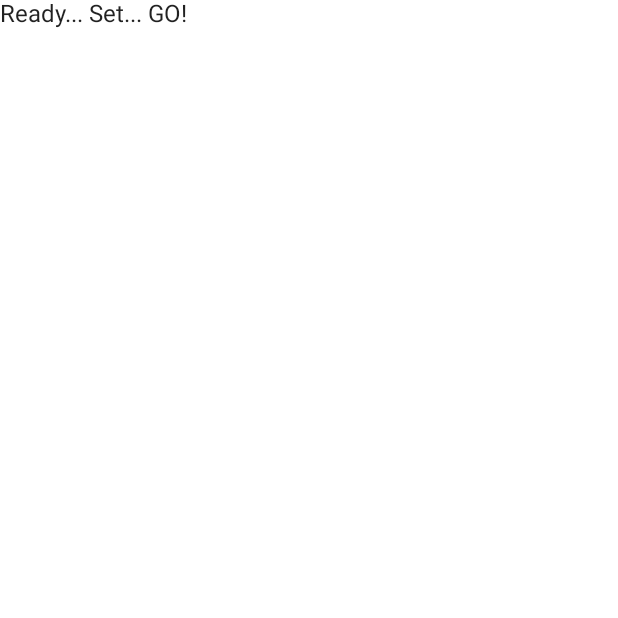
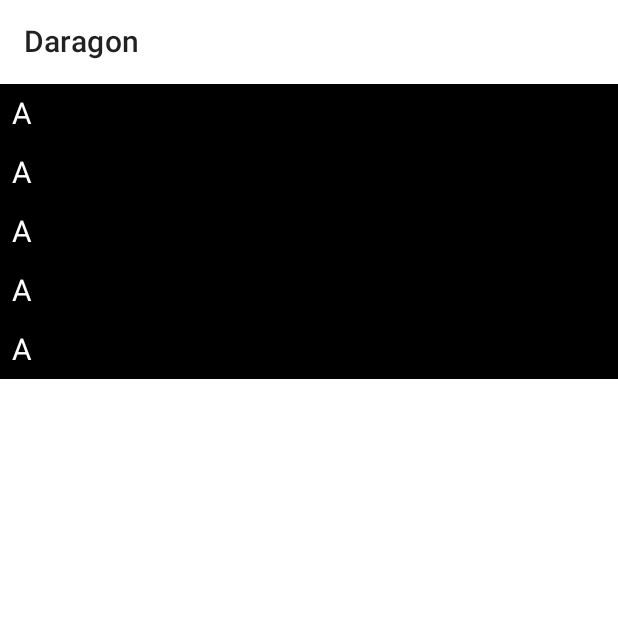
Before and after one commit to ALEXLEOHY/android-dev-challenge-compose-one-dog, an Android app built with Jetpack Compose: the screen it shows after launch (MainActivity), on a phone screen of 412 x 824 dp, the top half of it. Before the commit the part shown is almost empty. Run offline under Robolectric (Android 15) with nearby library versions, the phone set to English and light mode, and no system bars.

Commit message:
显示列表

```diff
--- a/app/build.gradle
+++ b/app/build.gradle
@@ -38,6 +38,7 @@ android {
 
     kotlinOptions {
         jvmTarget = "1.8"
+        useIR = true
     }
 
     buildFeatures {
@@ -53,6 +54,7 @@ android {
 
     composeOptions {
         kotlinCompilerExtensionVersion compose_version
+        kotlinCompilerVersion '1.4.30'
     }
 
     packagingOptions {
@@ -60,6 +62,10 @@ android {
         // our test APK to build (has no effect on our AARs)
         excludes += "/META-INF/AL2.0"
         excludes += "/META-INF/LGPL2.1"
+    }
+    compileOptions {
+        sourceCompatibility JavaVersion.VERSION_1_8
+        targetCompatibility JavaVersion.VERSION_1_8
     }
 }
 
--- a/app/src/main/java/com/example/androiddevchallenge/MainActivity.kt
+++ b/app/src/main/java/com/example/androiddevchallenge/MainActivity.kt
@@ -16,46 +16,86 @@
 package com.example.androiddevchallenge
 
 import android.os.Bundle
+import android.provider.Settings.Global.getString
 import androidx.activity.compose.setContent
 import androidx.appcompat.app.AppCompatActivity
-import androidx.compose.material.MaterialTheme
-import androidx.compose.material.Surface
-import androidx.compose.material.Text
+import androidx.compose.foundation.layout.*
+import androidx.compose.foundation.lazy.LazyColumn
+import androidx.compose.foundation.lazy.itemsIndexed
+import androidx.compose.material.*
 import androidx.compose.runtime.Composable
+import androidx.compose.ui.Modifier
+import androidx.compose.ui.graphics.Color
 import androidx.compose.ui.tooling.preview.Preview
+import androidx.compose.ui.unit.dp
+import androidx.compose.ui.unit.sp
+import androidx.lifecycle.ViewModelProvider
+import com.example.androiddevchallenge.model.Dragon
 import com.example.androiddevchallenge.ui.theme.MyTheme
 
 class MainActivity : AppCompatActivity() {
+
+    private val viewModel by lazy {
+        ViewModelProvider(this).get(MainViewmodel::class.java)
+    }
+
     override fun onCreate(savedInstanceState: Bundle?) {
         super.onCreate(savedInstanceState)
         setContent {
             MyTheme {
-                MyApp()
+                viewModel.pullData()
+                viewModel.dogsLiveData.value?.let { AnimalList(dragons = it) }
             }
         }
     }
 }
 
 // Start building your app here!
+
+//list
 @Composable
-fun MyApp() {
-    Surface(color = MaterialTheme.colors.background) {
-        Text(text = "Ready... Set... GO!")
+fun AnimalList(
+    dragons: List<Dragon>,
+//    onSelected: (Dragon) -> Unit
+) {
+    Scaffold(
+        topBar = {
+            TopAppBar(
+                title = {
+                    Text(
+//                        text = getString(R.string.app_name),
+                        text = "Daragon",
+                    )
+                },
+                backgroundColor = Color.Transparent, elevation = 0.dp
+            )
+        }
+    ) {
+        LazyColumn(modifier = Modifier.fillMaxSize()) {
+            itemsIndexed(dragons) { _, dragon ->
+                DragonCard(dragon)
+            }
+        }
+    }
+
+}
+
+@Composable
+fun DragonCard(dragon: Dragon) {
+    Column(
+        modifier = Modifier.fillMaxWidth(),
+        verticalArrangement = Arrangement.Center
+    ) {
+        Surface(
+            color = Color.Black,
+            modifier = Modifier.fillMaxWidth()
+        ) {
+            Text(
+                text = dragon.dragonName,
+                color = Color.White,
+                fontSize = 20.sp,
+                modifier = Modifier.padding(8.dp)
+            )
+        }
     }
 }
-
-@Preview("Light Theme", widthDp = 360, heightDp = 640)
-@Composable
-fun LightPreview() {
-    MyTheme {
-        MyApp()
-    }
-}
-
-@Preview("Dark Theme", widthDp = 360, heightDp = 640)
-@Composable
-fun DarkPreview() {
-    MyTheme(darkTheme = true) {
-        MyApp()
-    }
-}
--- /dev/null
+++ b/app/src/main/java/com/example/androiddevchallenge/MainViewmodel.kt
@@ -0,0 +1,37 @@
+package com.example.androiddevchallenge
+
+import androidx.lifecycle.LiveData
+import androidx.lifecycle.MutableLiveData
+import androidx.lifecycle.ViewModel
+import com.example.androiddevchallenge.model.Dragon
+
+/**
+ * MainViewModel is the bridge to communicate between data layer and ui layer.
+ *
+ * @author Lin Guo
+ * @since 2021/2/26
+ */
+
+class MainViewmodel : ViewModel() {
+
+    /**
+     * The LiveData variable to observe Contact object list.
+     */
+    val dogsLiveData: LiveData<List<Dragon>>
+        get() = _dogsLiveData
+
+    private val _dogsLiveData = MutableLiveData<List<Dragon>>()
+
+    private val dogs =
+        mutableListOf<Dragon>(
+            Dragon(dragonName = "A", dragonDescribe = "A", catch = false),
+            Dragon(dragonName = "A", dragonDescribe = "A", catch = false),
+            Dragon(dragonName = "A", dragonDescribe = "A", catch = false),
+            Dragon(dragonName = "A", dragonDescribe = "A", catch = false),
+            Dragon(dragonName = "A", dragonDescribe = "A", catch = false),
+        )
+
+    fun pullData() {
+        _dogsLiveData.value = dogs
+    }
+}
--- /dev/null
+++ b/app/src/main/java/com/example/androiddevchallenge/model/Dragon.kt
@@ -0,0 +1,12 @@
+package com.example.androiddevchallenge.model
+
+data class Dragon(
+    //恐龙名字
+    val dragonName: String,
+
+    //恐龙描述
+    val dragonDescribe: String,
+
+    //捕获恐龙
+    val catch: Boolean,
+)
--- a/app/src/main/res/values/strings.xml
+++ b/app/src/main/res/values/strings.xml
@@ -10,4 +10,5 @@
       the License.
       -->
     <string name="app_name">AndroidDevChallenge</string>
+    <string name="title_activity_drgon_detail">DrgonDetail</string>
 </resources>
```
Also changed, not shown: app/src/main/AndroidManifest.xml (+6 -12 lines), app/src/main/java/com/example/androiddevchallenge/DrgonDetail.kt (added, +14 -0 lines).
